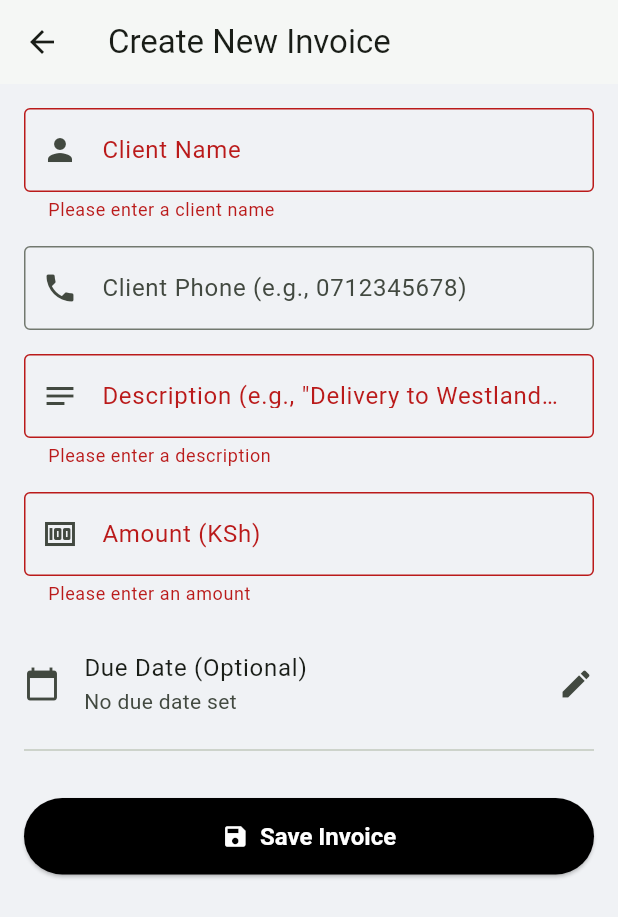
After one commit to JohnApollos/DataForge-HustlerOS, a Flutter app: the AddInvoiceScreen screen opened directly, after a tap on "Save Invoice", on a phone screen of 412 x 824 dp. The commit adds this screen. Shown: the top 917 px of the screen. Run offline on Flutter 3.47's test engine with Material 3 defaults, Android fonts, the phone set to English and light mode, and no system bars; our stand-ins replace fl_chart, flutter_secure_storage, shared_preferences, supabase_flutter; missing offline and left inert: telephony; accounts and stored records are empty.

```diff
--- /dev/null
+++ b/mobile_app/lib/add_invoice_screen.dart
@@ -0,0 +1,273 @@
+// mobile_app/lib/add_invoice_screen.dart
+
+import 'package:flutter/material.dart';
+import 'package:supabase_flutter/supabase_flutter.dart';
+import 'package:intl/intl.dart';
+import 'package:url_launcher/url_launcher.dart'; // For WhatsApp
+
+class AddInvoiceScreen extends StatefulWidget {
+  const AddInvoiceScreen({super.key});
+
+  @override
+  State<AddInvoiceScreen> createState() => _AddInvoiceScreenState();
+}
+
+class _AddInvoiceScreenState extends State<AddInvoiceScreen> {
+  final _formKey = GlobalKey<FormState>();
+  final _clientNameController = TextEditingController();
+  final _clientPhoneController = TextEditingController();
+  final _descriptionController = TextEditingController();
+  final _amountController = TextEditingController();
+
+  DateTime? _selectedDate; // Nullable for due date
+  bool _isLoading = false;
+
+  Future<void> _selectDate(BuildContext context) async {
+    final DateTime? picked = await showDatePicker(
+      context: context,
+      initialDate: _selectedDate ?? DateTime.now(),
+      firstDate: DateTime.now(),
+      lastDate: DateTime(2101),
+    );
+    if (picked != null && picked != _selectedDate) {
+      setState(() {
+        _selectedDate = picked;
+      });
+    }
+  }
+
+  // --- THIS IS THE "NUDGE TEMPLATE" ---
+  Future<void> _sendWhatsAppNudge(String clientPhone, String description, String amount) async {
+    final String phone = clientPhone.startsWith('0')
+        ? '254${clientPhone.substring(1)}'
+        : clientPhone;
+
+    final String message = "Hello, this is a reminder for your payment of KSh $amount for '$description'. Kindly send the payment via M-Pesa. Thank you!";
+
+    final Uri whatsappUri = Uri.parse(
+      'https://wa.me/$phone?text=${Uri.encodeComponent(message)}'
+    );
+
+    try {
+      if (await canLaunchUrl(whatsappUri)) {
+        await launchUrl(whatsappUri, mode: LaunchMode.externalApplication);
+      } else {
+        throw 'Could not launch $whatsappUri';
+      }
+    } catch (e) {
+      if (mounted) {
+        ScaffoldMessenger.of(context).showSnackBar(
+          SnackBar(
+            content: Text('Could not open WhatsApp: $e'),
+            backgroundColor: Colors.red,
+          ),
+        );
+      }
+    }
+  }
+
+  Future<void> _saveInvoice() async {
+    if (!_formKey.currentState!.validate()) {
+      return; // Form is not valid
+    }
+    setState(() => _isLoading = true);
+
+    final amount = double.tryParse(_amountController.text);
+    if (amount == null) {
+      setState(() => _isLoading = false);
+      return;
+    }
+
+    final userId = Supabase.instance.client.auth.currentUser!.id;
+
+    try {
+      // 1. Insert into Supabase
+      final response = await Supabase.instance.client
+          .from('invoices')
+          .insert({
+            'user_id': userId,
+            'client_name': _clientNameController.text.trim(),
+            'client_phone': _clientPhoneController.text.trim(),
+            'description': _descriptionController.text.trim(),
+            'total_amount': amount,
+            'due_date': _selectedDate?.toIso8601String(),
+            // status and amount_paid have defaults in Supabase
+          }).select(); // Use .select() to get the inserted data back
+
+      final savedInvoice = (response as List).first;
+      final savedPhone = savedInvoice['client_phone'] as String? ?? '';
+
+      if (mounted) {
+        // 2. Show success and pop the screen
+        ScaffoldMessenger.of(context).showSnackBar(
+          const SnackBar(
+            content: Text('Invoice saved!'),
+            backgroundColor: Colors.green,
+          ),
+        );
+        Navigator.of(context).pop(); // Go back to the invoice list
+
+        // 3. Ask to send the WhatsApp Nudge
+        if (savedPhone.isNotEmpty) {
+          showDialog(
+            context: context,
+            builder: (context) => AlertDialog(
+              title: const Text('Send Invoice?'),
+              content: Text(
+                  'Your invoice for ${_clientNameController.text.trim()} has been saved. Would you like to send them a reminder via WhatsApp now?'),
+              actions: [
+                TextButton(
+                  onPressed: () => Navigator.of(context).pop(),
+                  child: const Text('No, later'),
+                ),
+                ElevatedButton(
+                  onPressed: () {
+                    Navigator.of(context).pop();
+                    _sendWhatsAppNudge(
+                      savedPhone,
+                      _descriptionController.text.trim(),
+                      _amountController.text.trim(),
+                    );
+                  },
+                  child: const Text('Yes, send'),
+                ),
+              ],
+            ),
+          );
+        }
+      }
+    } catch (e) {
+      if (mounted) {
+        ScaffoldMessenger.of(context).showSnackBar(
+          SnackBar(
+            content: Text('Error saving invoice: $e'),
+            backgroundColor: Colors.red,
+          ),
+        );
+      }
+    } finally {
+      if (mounted) {
+        setState(() => _isLoading = false);
+      }
+    }
+  }
+
+  @override
+  void dispose() {
+    _clientNameController.dispose();
+    _clientPhoneController.dispose();
+    _descriptionController.dispose();
+    _amountController.dispose();
+    super.dispose();
+  }
+
+  @override
+  Widget build(BuildContext context) {
+    return Scaffold(
+      appBar: AppBar(
+        title: const Text('Create New Invoice'),
+        backgroundColor: Colors.white,
+        elevation: 1,
+      ),
+      body: Form(
+        key: _formKey,
+        child: ListView(
+          padding: const EdgeInsets.all(16.0),
+          children: [
+            TextFormField(
+              controller: _clientNameController,
+              decoration: const InputDecoration(
+                labelText: 'Client Name',
+                border: OutlineInputBorder(),
+                prefixIcon: Icon(Icons.person),
+              ),
+              textCapitalization: TextCapitalization.words,
+              validator: (value) {
+                if (value == null || value.isEmpty) {
+                  return 'Please enter a client name';
+                }
+                return null;
+              },
+            ),
+            const SizedBox(height: 16),
+            TextFormField(
+              controller: _clientPhoneController,
+              decoration: const InputDecoration(
+                labelText: 'Client Phone (e.g., 0712345678)',
+                border: OutlineInputBorder(),
+                prefixIcon: Icon(Icons.phone),
+              ),
+              keyboardType: TextInputType.phone,
+            ),
+            const SizedBox(height: 16),
+            TextFormField(
+              controller: _descriptionController,
+              decoration: const InputDecoration(
+                labelText: 'Description (e.g., "Delivery to Westlands")',
+                border: OutlineInputBorder(),
+                prefixIcon: Icon(Icons.notes),
+              ),
+              textCapitalization: TextCapitalization.sentences,
+              validator: (value) {
+                if (value == null || value.isEmpty) {
+                  return 'Please enter a description';
+                }
+                return null;
+              },
+            ),
+            const SizedBox(height: 16),
+            TextFormField(
+              controller: _amountController,
+              decoration: const InputDecoration(
+                labelText: 'Amount (KSh)',
+                border: OutlineInputBorder(),
+                prefixIcon: Icon(Icons.money),
+              ),
+              keyboardType: TextInputType.number,
+              validator: (value) {
+                if (value == null || value.isEmpty) {
+                  return 'Please enter an amount';
+                }
+                if (double.tryParse(value) == null) {
+                  return 'Please enter a valid number';
+                }
+                return null;
+              },
+            ),
+            const SizedBox(height: 16),
+            ListTile(
+              contentPadding: EdgeInsets.zero,
+              leading: const Icon(Icons.calendar_today),
+              title: const Text('Due Date (Optional)'),
+              subtitle: Text(
+                _selectedDate == null
+                    ? 'No due date set'
+                    : DateFormat.yMMMd().format(_selectedDate!),
+              ),
+              trailing: const Icon(Icons.edit),
+              onTap: () => _selectDate(context),
+            ),
+            const Divider(),
+            const SizedBox(height: 24),
+            _isLoading
+                ? const Center(child: CircularProgressIndicator())
+                : ElevatedButton.icon(
+                    icon: const Icon(Icons.save),
+                    label: const Text('Save Invoice'),
+                    onPressed: _saveInvoice,
+                    style: ElevatedButton.styleFrom(
+                      padding: const EdgeInsets.symmetric(vertical: 16),
+                      backgroundColor: Colors.black,
+                      foregroundColor: Colors.white,
+                      textStyle: const TextStyle(
+                        fontSize: 16,
+                        fontWeight: FontWeight.bold,
+                      ),
+                    ),
+                  ),
+          ],
+        ),
+      ),
+    );
+  }
+}
--- a/mobile_app/pubspec.yaml
+++ b/mobile_app/pubspec.yaml
@@ -44,6 +44,7 @@ dependencies:
   supabase_flutter: ^2.10.3
   flutter_secure_storage: ^9.2.4
   flutter_native_splash: ^2.4.7
+  url_launcher: ^6.3.2
 
 dev_dependencies:
   flutter_test:
```
Also changed, not shown: mobile_app/lib/invoicing_screen.dart (added, +157 -0 lines), mobile_app/lib/main.dart (+18 -2 lines), mobile_app/pubspec.lock, 2 other files.
